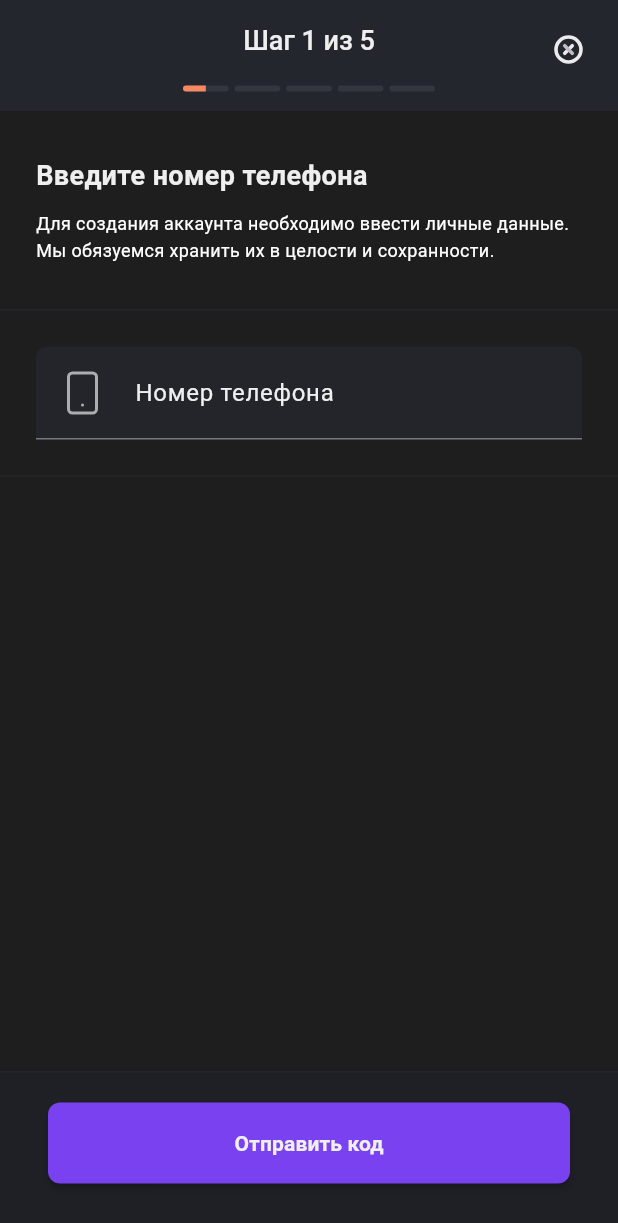
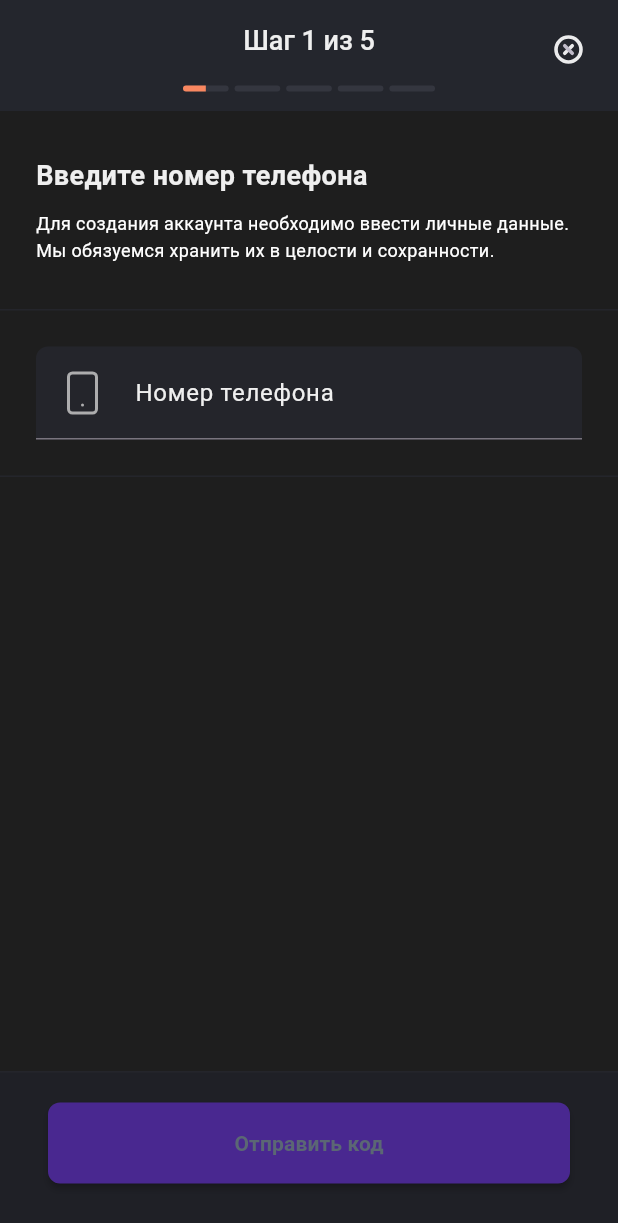
Before and after one commit to PLUXVR/rtk, a Flutter app: the PhoneNumberScreen screen opened by its route, on a phone screen of 412 x 824 dp. Shown: the top 1223 px of the screen. Run offline on Flutter 3.47's test engine with Material 3 defaults, Android fonts, the phone set to English and light mode, and no system bars; our stand-ins replace flutter_svg.

Commit message:
validation phone number screen. Not Done

```diff
--- a/lib/src/app/modules/registration_module/step_one_phone_number/phone_number_screen.dart
+++ b/lib/src/app/modules/registration_module/step_one_phone_number/phone_number_screen.dart
@@ -20,7 +20,8 @@ class PhoneNumberScreen extends StatefulWidget {
 }
 
 class _PhoneNumberScreenState extends State<PhoneNumberScreen> {
-  Key _formKey = GlobalKey();
+  final _formKey = GlobalKey<FormState>();
+  bool _filledPhoneNumber = false;
   // int _currenStep = 1;
 
   // nextStep() {
@@ -98,9 +99,22 @@ class _PhoneNumberScreenState extends State<PhoneNumberScreen> {
                 ),
                 autoValidate: AutovalidateMode.onUserInteraction,
                 validator: (value) {
+                  WidgetsBinding.instance.addPostFrameCallback((timeStamp) {
+                    if (value == null && value!.isEmpty && value == '') {
+                      setState(() {
+                        _filledPhoneNumber = false;
+                      });
+                    } else {
+                      setState(() {
+                        _filledPhoneNumber = true;
+                      });
+                    }
+                  });
+
                   if (value == null || value.isEmpty) {
                     return 'Пожалуйста введите номер телефона';
-                  }
+                  } else {}
+
                   return null;
                 },
               ),
@@ -124,12 +138,14 @@ class _PhoneNumberScreenState extends State<PhoneNumberScreen> {
             style: ButtonStyle(
                 shadowColor: const MaterialStatePropertyAll(Colors.black),
                 elevation: const MaterialStatePropertyAll(2),
-                backgroundColor:
-                    MaterialStateProperty.all(buttonNextColorActive),
+                backgroundColor: _filledPhoneNumber
+                    ? MaterialStateProperty.all(buttonNextColorActive)
+                    : MaterialStateProperty.all(AppColors.purple800),
                 shape: MaterialStateProperty.all(RoundedRectangleBorder(
                   borderRadius: BorderRadius.circular(8),
                 ))),
-            onPressed: () {
+            onPressed: _filledPhoneNumber
+                ? () {
                     print('Кнопка далее нажата');
                     // dispose();
                     // if (_formKey.currentState!.validate()) {
@@ -137,10 +153,15 @@ class _PhoneNumberScreenState extends State<PhoneNumberScreen> {
                     // }
                     // previousStep();
                     Navigator.of(context).pushNamed('/verificationScreen');
-            },
+                  }
+                : null,
             child: Text(
               'Отправить код',
-              style: TextStyle(color: textColor, fontWeight: FontWeight.w700),
+              style: TextStyle(
+                  color: _filledPhoneNumber
+                      ? textColor
+                      : AppColors.disabledTextColor,
+                  fontWeight: FontWeight.w700),
             ),
           ),
         ),
--- a/lib/src/app/modules/registration_module/step_two_verification/step_two_verification_screen.dart
+++ b/lib/src/app/modules/registration_module/step_two_verification/step_two_verification_screen.dart
@@ -52,7 +52,7 @@ class _VerificationScreenState extends State<VerificationScreen> {
                           'Мы только что отправили 6-значный код \nна ваш почтовый адрес '),
                   WidgetSpan(
                     child: SizedBox(
-                      height: 20,
+                      height: 15,
                     ),
                   ),
                   TextSpan(
```
Lines whose indentation alone changed are shown as unchanged.
